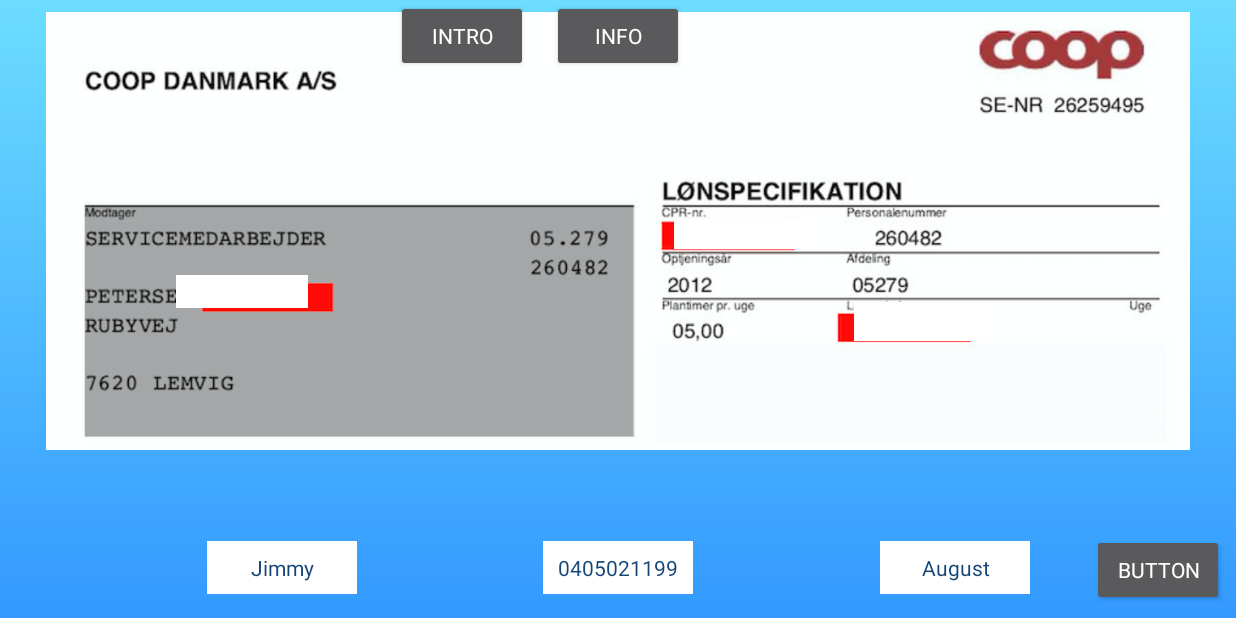
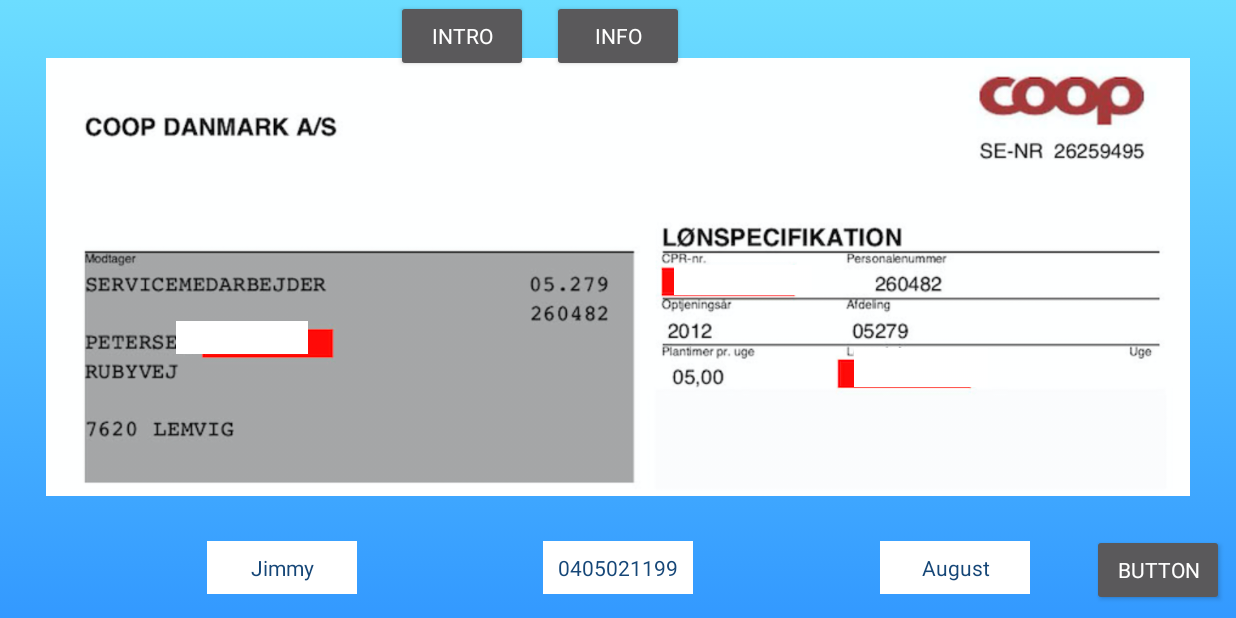
Before and after one commit to TorAP/PaySlipApplication, an Android app: the SupplementCase screen opened directly, with no data from a screen before it, on a phone screen of 824 x 412 dp (held sideways). Run offline under Robolectric (Android 15) with nearby library versions, the phone set to English and light mode, and no system bars; Roboto replaces fonts that are not available here.

Commit message:
Update activity_supplement_case.xml

```diff
--- a/app/src/main/res/layout/activity_supplement_case.xml
+++ b/app/src/main/res/layout/activity_supplement_case.xml
@@ -20,7 +20,7 @@
         app:layout_constraintHorizontal_bias="0.0"
         app:layout_constraintStart_toStartOf="parent"
         app:layout_constraintTop_toTopOf="parent"
-        app:layout_constraintVertical_bias="0.0"
+        app:layout_constraintVertical_bias="0.563"
         app:srcCompat="@drawable/payslipone" />
 
     <Button
```
